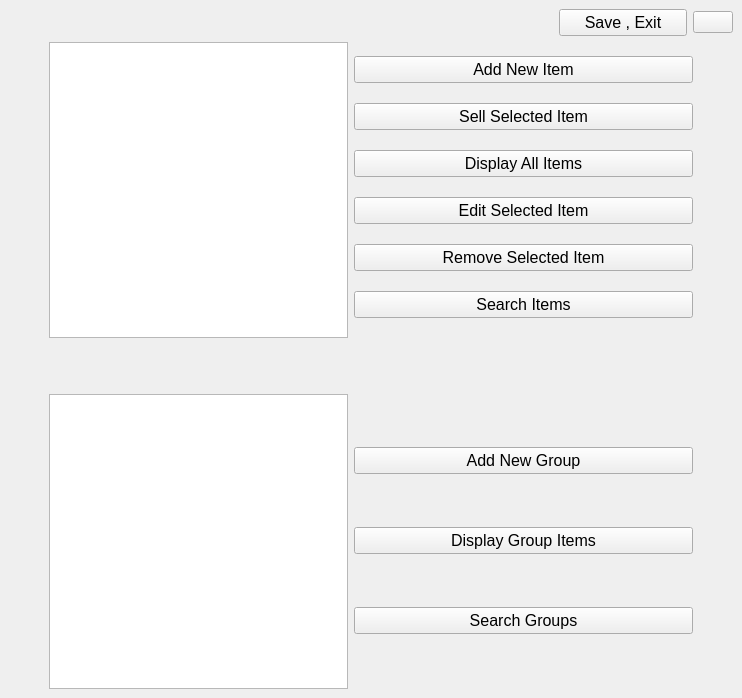
Old version of the form Store/mainwindow.ui in the repository SamanOmidi/GroceryStore.
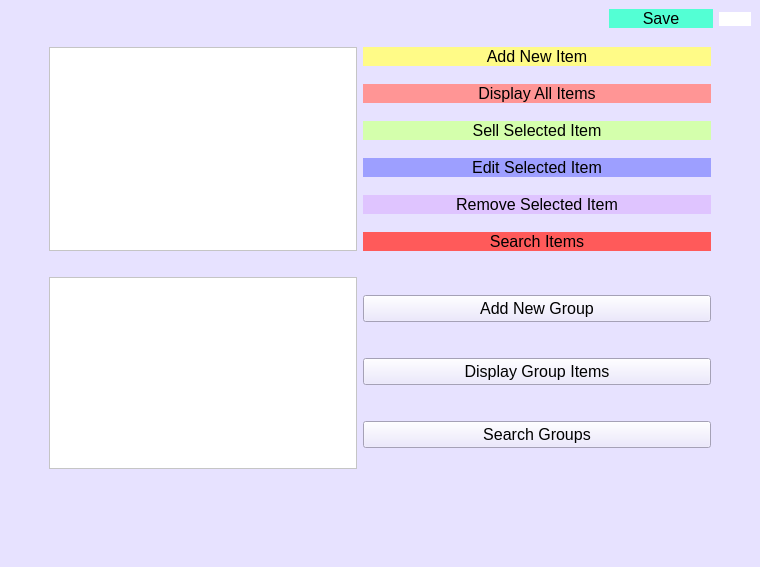
New version of the form. Icons and pictures are not drawn.

The edit to the form file:
```diff
--- a/Store/mainwindow.ui
+++ b/Store/mainwindow.ui
@@ -6,13 +6,16 @@
    <rect>
     <x>0</x>
     <y>0</y>
-    <width>742</width>
-    <height>698</height>
+    <width>760</width>
+    <height>567</height>
    </rect>
   </property>
   <property name="windowTitle">
    <string>MainWindow</string>
   </property>
+  <property name="styleSheet">
+   <string notr="true">background:rgb(231, 226, 255)</string>
+  </property>
   <widget class="QWidget" name="centralwidget">
    <layout class="QVBoxLayout" name="verticalLayout_3">
     <item>
@@ -27,7 +30,7 @@
         </property>
         <property name="sizeHint" stdset="0">
          <size>
-          <width>550</width>
+          <width>600</width>
           <height>20</height>
          </size>
         </property>
@@ -46,8 +49,12 @@
           <pointsize>12</pointsize>
          </font>
         </property>
+        <property name="styleSheet">
+         <string notr="true">border-radius:13px;
+background:rgb(83, 255, 212)</string>
+        </property>
         <property name="text">
-         <string>Save , Exit</string>
+         <string>Save</string>
         </property>
        </widget>
       </item>
@@ -59,6 +66,10 @@
           <verstretch>0</verstretch>
          </sizepolicy>
         </property>
+        <property name="styleSheet">
+         <string notr="true">border-radius:20px;
+background:rgb(255, 255, 255);</string>
+        </property>
         <property name="text">
          <string/>
         </property>
@@ -68,7 +79,7 @@
         </property>
         <property name="iconSize">
          <size>
-          <width>50</width>
+          <width>40</width>
           <height>50</height>
          </size>
         </property>
@@ -79,6 +90,22 @@
       </item>
      </layout>
     </item>
+    <item>
+     <spacer name="verticalSpacer_3">
+      <property name="orientation">
+       <enum>Qt::Vertical</enum>
+      </property>
+      <property name="sizeType">
+       <enum>QSizePolicy::Fixed</enum>
+      </property>
+      <property name="sizeHint" stdset="0">
+       <size>
+        <width>20</width>
+        <height>12</height>
+       </size>
+      </property>
+     </spacer>
+    </item>
     <item>
      <layout class="QHBoxLayout" name="horizontalLayout_2">
       <item>
@@ -112,12 +139,18 @@
             <pointsize>11</pointsize>
            </font>
           </property>
+          <property name="styleSheet">
+           <string notr="true">background-color: rgb(255, 255, 255);</string>
+          </property>
          </widget>
         </item>
        </layout>
       </item>
       <item>
        <layout class="QVBoxLayout" name="verticalLayout">
+        <property name="spacing">
+         <number>18</number>
+        </property>
         <item>
          <widget class="QPushButton" name="addnewitembutton">
           <property name="sizePolicy">
@@ -131,29 +164,15 @@
             <pointsize>12</pointsize>
            </font>
           </property>
+          <property name="styleSheet">
+           <string notr="true">border-radius: 10px;
+background:rgb(255, 251, 135);</string>
+          </property>
           <property name="text">
            <string>Add New Item</string>
           </property>
          </widget>
         </item>
-        <item>
-         <widget class="QPushButton" name="sellbutton">
-          <property name="sizePolicy">
-           <sizepolicy hsizetype="Expanding" vsizetype="Fixed">
-            <horstretch>0</horstretch>
-            <verstretch>0</verstretch>
-           </sizepolicy>
-          </property>
-          <property name="font">
-           <font>
-            <pointsize>12</pointsize>
-           </font>
-          </property>
-          <property name="text">
-           <string>Sell Selected Item</string>
-          </property>
-         </widget>
-        </item>
         <item>
          <widget class="QPushButton" name="displaybutton">
           <property name="sizePolicy">
@@ -167,11 +186,37 @@
             <pointsize>12</pointsize>
            </font>
           </property>
+          <property name="styleSheet">
+           <string notr="true">border-radius: 10px;
+background:rgb(255, 149, 149);</string>
+          </property>
           <property name="text">
            <string>Display All Items</string>
           </property>
          </widget>
         </item>
+        <item>
+         <widget class="QPushButton" name="sellbutton">
+          <property name="sizePolicy">
+           <sizepolicy hsizetype="Expanding" vsizetype="Fixed">
+            <horstretch>0</horstretch>
+            <verstretch>0</verstretch>
+           </sizepolicy>
+          </property>
+          <property name="font">
+           <font>
+            <pointsize>12</pointsize>
+           </font>
+          </property>
+          <property name="styleSheet">
+           <string notr="true">border-radius: 10px;
+background:rgb(212, 255, 172);</string>
+          </property>
+          <property name="text">
+           <string>Sell Selected Item</string>
+          </property>
+         </widget>
+        </item>
         <item>
          <widget class="QPushButton" name="edititembutton">
           <property name="sizePolicy">
@@ -185,6 +230,10 @@
             <pointsize>12</pointsize>
            </font>
           </property>
+          <property name="styleSheet">
+           <string notr="true">border-radius: 10px;
+background:rgb(157, 159, 255);</string>
+          </property>
           <property name="text">
            <string>Edit Selected Item</string>
           </property>
@@ -203,6 +252,10 @@
             <pointsize>12</pointsize>
            </font>
           </property>
+          <property name="styleSheet">
+           <string notr="true">border-radius: 10px;
+background:rgb(223, 196, 255);</string>
+          </property>
           <property name="text">
            <string>Remove Selected Item</string>
           </property>
@@ -221,6 +274,10 @@
             <pointsize>12</pointsize>
            </font>
           </property>
+          <property name="styleSheet">
+           <string notr="true">border-radius: 10px;
+background:rgb(255, 90, 90);</string>
+          </property>
           <property name="text">
            <string>Search Items</string>
           </property>
@@ -257,7 +314,7 @@
       <property name="sizeHint" stdset="0">
        <size>
         <width>20</width>
-        <height>50</height>
+        <height>20</height>
        </size>
       </property>
      </spacer>
@@ -289,6 +346,12 @@
             <pointsize>11</pointsize>
            </font>
           </property>
+          <property name="styleSheet">
+           <string notr="true">background-color: rgb(255, 255, 255);</string>
+          </property>
+          <property name="frameShape">
+           <enum>QFrame::StyledPanel</enum>
+          </property>
          </widget>
         </item>
        </layout>
@@ -296,7 +359,7 @@
       <item>
        <layout class="QVBoxLayout" name="verticalLayout_2">
         <property name="spacing">
-         <number>0</number>
+         <number>18</number>
         </property>
         <item>
          <widget class="QPushButton" name="addnewgroupbutton">
@@ -372,6 +435,19 @@
       </item>
      </layout>
     </item>
+    <item>
+     <spacer name="verticalSpacer_2">
+      <property name="orientation">
+       <enum>Qt::Vertical</enum>
+      </property>
+      <property name="sizeHint" stdset="0">
+       <size>
+        <width>20</width>
+        <height>40</height>
+       </size>
+      </property>
+     </spacer>
+    </item>
    </layout>
   </widget>
   <widget class="QMenuBar" name="menubar">
```
Left out of the diff: 16 changed lines with no effect on the pictures.
